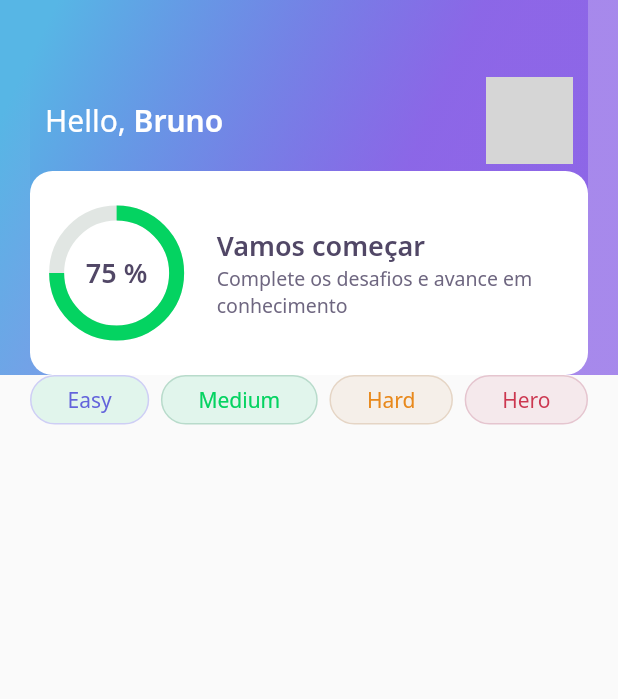
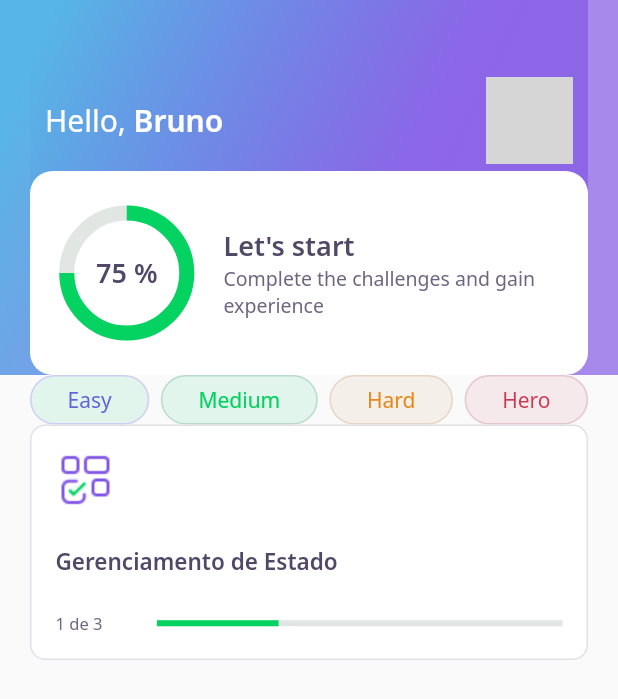
Before and after one commit to arubesu/devquiz, a Flutter app: the screen it shows after launch, on a phone screen of 412 x 824 dp. Shown: the top 699 px of the screen. Run offline on Flutter 3.47's test engine with Material 2 defaults, Android fonts, the phone set to English and light mode, and no system bars; our stand-ins replace google_fonts; network calls fail; grey boxes are pictures that could not be loaded.

Commit message:
feat: add quizcardwidget

```diff
--- a/lib/home/home_page.dart
+++ b/lib/home/home_page.dart
@@ -1,5 +1,6 @@
 import 'package:DevQuiz/home/widgets/appbar_widget.dart';
 import 'package:DevQuiz/home/widgets/level_button_widget/level_button_widget.dart';
+import 'package:DevQuiz/home/widgets/quizcard/quizcard_widget.dart';
 import 'package:flutter/material.dart';
 
 class HomePage extends StatefulWidget {
@@ -14,7 +15,8 @@ class _HomePageState extends State<HomePage> {
       appBar: AppBarWidget(),
       body: Padding(
         padding: const EdgeInsets.symmetric(horizontal: 20),
-        child: Row(
+        child: Column(children: [
+          Row(
             mainAxisAlignment: MainAxisAlignment.spaceBetween,
             children: <Widget>[
               LevelButtonWidget(
@@ -35,6 +37,8 @@ class _HomePageState extends State<HomePage> {
               ),
             ],
           ),
+          QuizCardWidget(),
+        ]),
       ),
     );
   }
--- /dev/null
+++ b/lib/home/widgets/quizcard/quizcard_widget.dart
@@ -0,0 +1,61 @@
+import 'package:DevQuiz/core/app_colors.dart';
+import 'package:DevQuiz/core/core.dart';
+import 'package:flutter/material.dart';
+
+class QuizCardWidget extends StatelessWidget {
+  @override
+  Widget build(BuildContext context) {
+    return Container(
+        padding: EdgeInsets.all(16),
+        decoration: BoxDecoration(
+            color: AppColors.white,
+            borderRadius: BorderRadius.circular(10),
+            border: Border.fromBorderSide(
+              BorderSide(
+                color: AppColors.border,
+              ),
+            )),
+        child: Column(
+          crossAxisAlignment: CrossAxisAlignment.start,
+          children: <Widget>[
+            Container(
+                height: 40,
+                width: 40,
+                child: Image.asset(
+                  AppImages.blocks,
+                )),
+            SizedBox(
+              height: 24,
+            ),
+            Text(
+              "Gerenciamento de Estado",
+              style: AppTextStyles.heading15,
+            ),
+            SizedBox(
+              height: 24,
+            ),
+            Row(
+              children: <Widget>[
+                Expanded(
+                  flex: 1,
+                  child: Text(
+                    "1 de 3",
+                    style: AppTextStyles.body11,
+                  ),
+                ),
+                Expanded(
+                  flex: 4,
+                  child: LinearProgressIndicator(
+                    backgroundColor: AppColors.chartSecondary,
+                    value: 0.3,
+                    valueColor: AlwaysStoppedAnimation<Color>(
+                      AppColors.chartPrimary,
+                    ),
+                  ),
+                )
+              ],
+            )
+          ],
+        ));
+  }
+}
--- a/lib/home/widgets/scorecard/scorecard_widget.dart
+++ b/lib/home/widgets/scorecard/scorecard_widget.dart
@@ -12,7 +12,7 @@ class ScoreCard extends StatelessWidget {
           borderRadius: BorderRadius.circular(15.0),
         ),
         child: Padding(
-          padding: const EdgeInsets.all(15),
+          padding: const EdgeInsets.all(24),
           child: Row(
             children: [
               Expanded(flex: 1, child: Chart()),
@@ -25,11 +25,11 @@ class ScoreCard extends StatelessWidget {
                         crossAxisAlignment: CrossAxisAlignment.start,
                         children: [
                           Text(
-                            "Vamos começar",
+                            "Let's start",
                             style: AppTextStyles.heading,
                           ),
                           Text(
-                            "Complete os desafios e avance em conhecimento",
+                            "Complete the challenges and gain experience",
                             style: AppTextStyles.body,
                           ),
                         ]),
```
Lines whose indentation alone changed are shown as unchanged.
